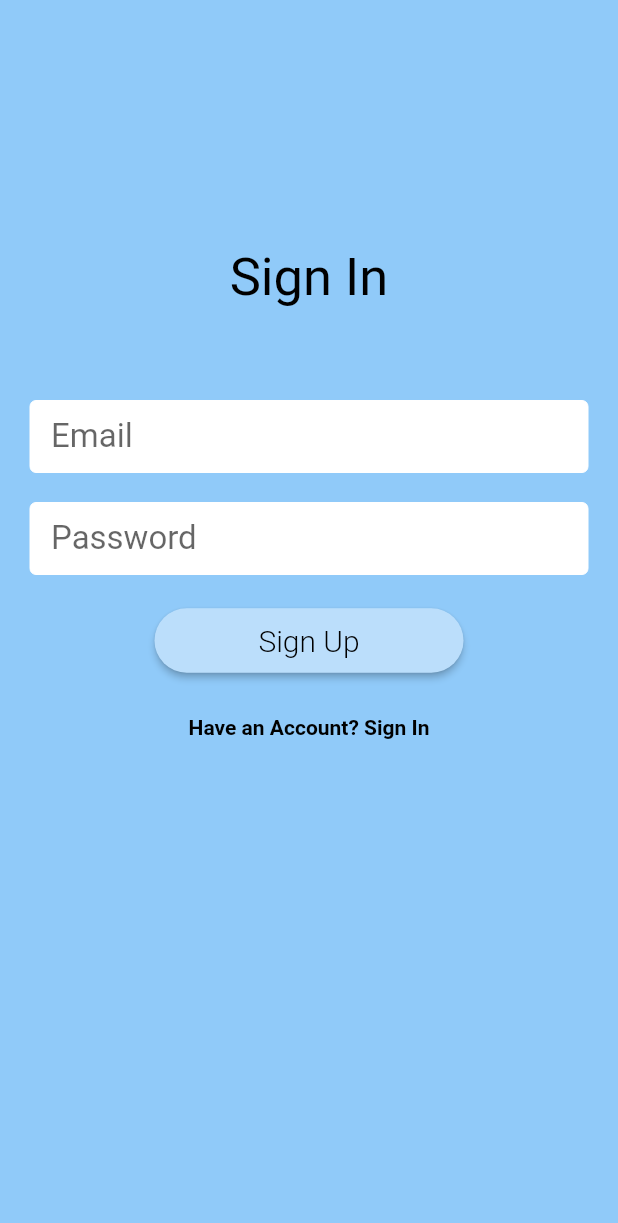
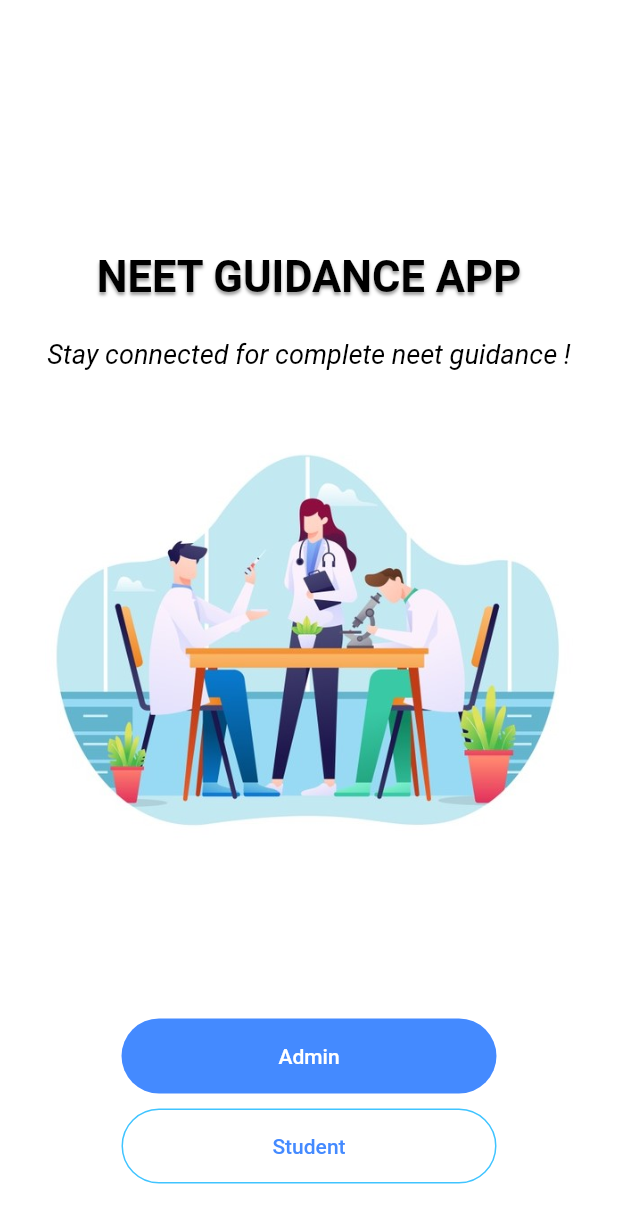
Before and after one commit to Prathiksha-11/neet_guidance_app, a Flutter app: the screen it shows after launch, on a phone screen of 412 x 824 dp. Shown: the top 1223 px of the screen. Run offline on Flutter 3.47's test engine with Material 2 defaults, Android fonts, the phone set to English and light mode, and no system bars; drawn by our look-alikes of auto_size_text; our stand-ins replace cloud_firestore, firebase_auth, firebase_core, firebase_database, get; missing offline and left inert: email_auth; accounts and stored records are empty.

Commit message:
added new

```diff
--- a/lib/main.dart
+++ b/lib/main.dart
@@ -3,7 +3,10 @@ import 'package:firebase_core/firebase_core.dart';
 import 'package:firebase_auth/firebase_auth.dart';
 import 'package:flutter/cupertino.dart';
 import 'package:flutter/material.dart';
+import 'package:neet_guidance/screens/admin/admin_home.dart';
+import 'package:neet_guidance/screens/admin/admin_login.dart';
 import 'package:neet_guidance/screens/sign_up.dart';
+import 'package:neet_guidance/screens/welcome.dart';
 import 'models/authentication.dart';
 import 'package:firebase_database/firebase_database.dart';
 import 'package:get/get_navigation/src/root/get_material_app.dart';
@@ -32,10 +35,13 @@ class MyApp extends StatelessWidget {
           accentColor: Colors.greenAccent,
 
         ),
-        home: SignUpView(),
+        home: Welcome(),
         routes: {
           'signupview' : (BuildContext context) => SignUpView(authFormType:AuthFormType.signUp),
           'HomeScreen': (ctx) => HomeController(),
+          'AdminHome': (ctx) => AdminHome(),
+          'WelcomeScreen' : (ctx) => Welcome(),
+          'AdminLogin' : (ctx) => AdminLogin(),
         },
       ),
     );
@@ -51,7 +57,7 @@ class HomeController extends StatelessWidget{
       builder: (context, AsyncSnapshot<String> snapshot) {
         if (snapshot.connectionState == ConnectionState.active) {
           final bool signedIn = snapshot.hasData;
-          return signedIn ? HomeScreen(): SignUpView(authFormType:AuthFormType.signUp);
+          return signedIn ? HomeScreen(): Welcome();
         }
         return CircularProgressIndicator();
       },
--- /dev/null
+++ b/lib/screens/welcome.dart
@@ -0,0 +1,98 @@
+import 'dart:ui';
+import 'package:flutter/material.dart';
+
+class Welcome extends StatelessWidget {
+
+  @override
+  Widget build(BuildContext context) {
+    return Scaffold(
+      backgroundColor: Colors.white,
+      body: Column(
+          children: [
+            Expanded(
+              child: Container(
+                padding: EdgeInsets.only(
+                    top: 100.0, left: 30.0, right: 30.0, bottom: 30.0),
+                child: Column(
+                  mainAxisAlignment: MainAxisAlignment.center,
+                  children: [
+                    Center(
+                      child: Text(
+                        'NEET GUIDANCE APP',
+                        textAlign: TextAlign.center,
+                        style: TextStyle(
+                          color: Colors.black,
+                          fontSize: 29.0,
+                          fontWeight: FontWeight.bold,
+                          shadows:  [
+                            Shadow(
+                              blurRadius: 2.0,
+                              color: Colors.grey,
+                              offset: Offset(0.0, 2.0),
+                            ),
+                          ],
+                        ),
+                      ),
+                    ),
+                    SizedBox(height: 24.0,),
+                    Text(
+                      'Stay connected for complete neet guidance !',
+                      textAlign: TextAlign.center,
+                      style: TextStyle(
+                        color: Colors.black,
+                        fontSize: 18.0,
+                        fontStyle: FontStyle.italic,
+                      ),
+                    ),
+                    SizedBox(height: 30,),
+                    Image.asset("images/medical.jpg",height: 300,),
+                  ],
+                ),
+              ),
+            ),
+            Padding(
+              padding: const EdgeInsets.all(5.0),
+              child: FlatButton(
+                minWidth: 250.0,
+                height: 50.0,
+                child: Text('Admin'),
+                color: Colors.blueAccent,
+                shape: RoundedRectangleBorder(
+                    borderRadius: BorderRadius.circular(30)),
+                textColor: Colors.white,
+                onPressed: () {
+                  Navigator.pushNamed(context,'AdminLogin');
+                },
+              ),
+            ),
+            Padding(
+              padding: const EdgeInsets.all(5.0),
+              child: FlatButton(
+                minWidth: 250.0,
+                height: 50.0,
+
+                onPressed: (){
+                  Navigator.pushNamed(context,'signupview');
+                },
+                child: Text(
+                  'Student',
+                  style: TextStyle(
+                    color: Colors.blueAccent,
+                  ),
+                ),
+                color: Colors.white,
+                shape: RoundedRectangleBorder(
+                    side: BorderSide(
+                        color: Colors.lightBlueAccent,
+                        width: 1,
+                        style: BorderStyle.solid),
+                    borderRadius: BorderRadius.circular(30.0)),
+              ),
+            ),
+            SizedBox(
+              height: 30,
+            )
+          ]),
+    );
+  }
+}
--- a/pubspec.yaml
+++ b/pubspec.yaml
@@ -69,8 +69,8 @@ flutter:
   uses-material-design: true
 
   # To add assets to your application, add an assets section, like this:
-  # assets:
-  #   - images/a_dot_burr.jpeg
+  assets:
+     - images/
   #   - images/a_dot_ham.jpeg
 
   # An image asset can refer to one or more resolution-specific "variants", see
```
Also changed, not shown: lib/screens/admin/admin_home.dart (added, +110 -0 lines), lib/screens/admin/admin_login.dart (added, +194 -0 lines), images/medical.jpg (added).
